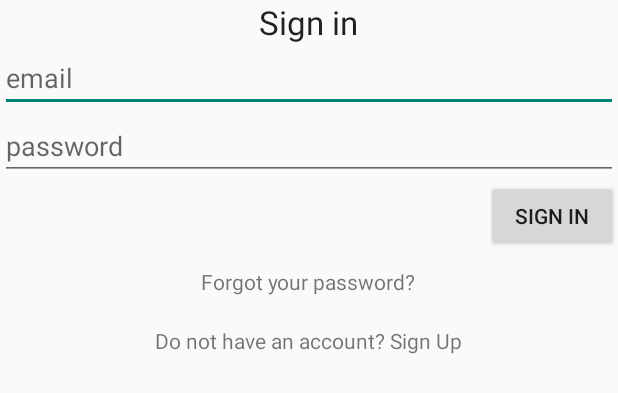
After one commit to Abdullah-Bin-Amin-Shovo/codewarriorHomeWorkBS23, an Android app: the layout fragment_sign_in.xml on its own in the app's theme, with its tools: preview values and no code run, on a phone screen of 412 x 824 dp. The commit adds this screen. Shown: the top 393 px of the screen. Run offline under Robolectric (Android 15) with nearby library versions, the phone set to English and light mode, and no system bars.

Commit message:
sign in activity added

```diff
--- /dev/null
+++ b/app/src/main/res/layout/fragment_sign_in.xml
@@ -0,0 +1,56 @@
+<?xml version="1.0" encoding="utf-8"?>
+<LinearLayout xmlns:android="http://schemas.android.com/apk/res/android"
+    android:orientation="vertical" android:layout_width="match_parent"
+    android:layout_height="match_parent">
+
+    <TextView
+        android:layout_width="wrap_content"
+        android:layout_height="wrap_content"
+        android:textAppearance="?android:attr/textAppearanceLarge"
+        android:text="Sign in"
+        android:id="@+id/textView"
+        android:layout_gravity="center_horizontal" />
+
+    <EditText
+        android:layout_width="match_parent"
+        android:layout_height="wrap_content"
+        android:inputType="textPersonName"
+        android:ems="10"
+        android:id="@+id/emailEditText"
+        android:hint="email" />
+
+    <EditText
+        android:layout_width="match_parent"
+        android:layout_height="wrap_content"
+        android:inputType="textPassword"
+        android:ems="10"
+        android:id="@+id/passwordEditText"
+        android:hint="password" />
+
+    <Button
+        android:layout_width="wrap_content"
+        android:layout_height="wrap_content"
+        android:text="Sign in"
+        android:id="@+id/signInButton"
+        android:layout_gravity="right"/>
+
+    <TextView
+        android:layout_width="wrap_content"
+        android:layout_height="wrap_content"
+        android:textAppearance="?android:attr/textAppearanceSmall"
+        android:text="Forgot your password?"
+        android:id="@+id/forgotPassTextView"
+        android:layout_gravity="center_horizontal"
+        android:padding="10dp" />
+
+    <TextView
+        android:layout_width="wrap_content"
+        android:layout_height="wrap_content"
+        android:textAppearance="?android:attr/textAppearanceSmall"
+        android:text="Do not have an account? Sign Up"
+        android:id="@+id/newAccountTextView"
+        android:layout_gravity="center_horizontal"
+        android:padding="10dp" />
+
+
+</LinearLayout>
--- a/app/src/main/res/values/strings.xml
+++ b/app/src/main/res/values/strings.xml
@@ -5,5 +5,6 @@
     <string name="title_activity_main">MainActivity</string>
     <string name="hello_world">Hello world!</string>
     <string name="action_settings">Settings</string>
+    <string name="title_activity_sign_in">SignInActivity</string>
 
 </resources>
```
Also changed, not shown: app/src/main/AndroidManifest.xml (+8 -6 lines), app/src/main/java/com/bs23/codewarrior/codewarriorfirstproject/SignInActivity.java (added, +42 -0 lines), app/src/main/java/com/bs23/codewarrior/codewarriorfirstproject/SignInFragment.java (added, +55 -0 lines), app/src/main/res/layout/activity_sign_in.xml (added, +17 -0 lines), app/src/main/res/menu/menu_sign_in.xml (added, +7 -0 lines).
